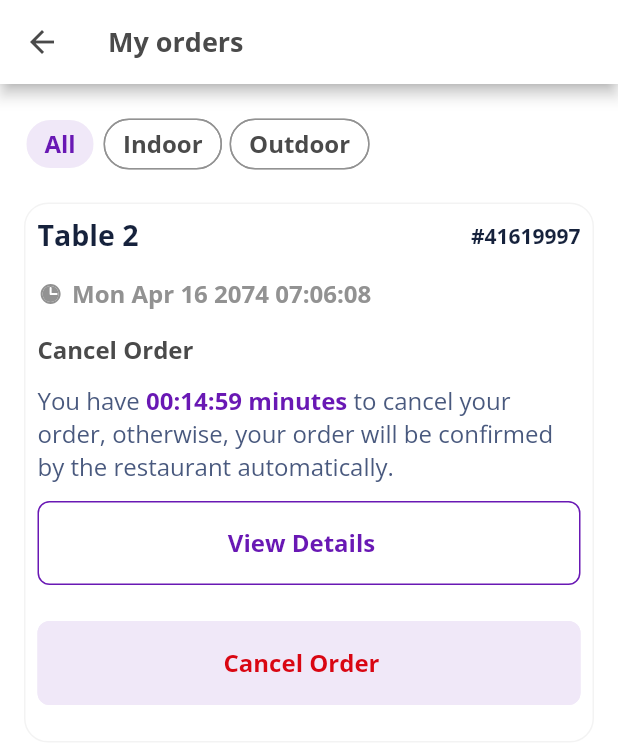
After one commit to slemankfa/elite_restaurent, a Flutter app: the MyOrdersPage screen opened by its route, on a phone screen of 412 x 824 dp. The commit adds this screen. Shown: the top 744 px of the screen. Run offline on Flutter 3.47's test engine with Material 2 defaults, Android fonts, the phone set to English and light mode, and no system bars; our stand-ins replace bot_toast, cached_network_image, carousel_slider, dropdown_button2, flutter_rating_bar, flutter_screenutil and 6 more; missing offline and left inert: time_picker_spinner_pop_up; accounts and stored records are empty; network calls fail; project files that could hold a hidden picture were left out.

Commit message:
finished orders, point and resvation ui pages

```diff
--- a/lib/core/styles.dart
+++ b/lib/core/styles.dart
@@ -20,6 +20,9 @@ class Styles {
   static const chipBackGroundColor = Color(0xffE9EBEF);
   static const timeBackGroundColor = Color(0xff767680);
   static const formFieldBorderColor = Color(0xffE5E5E5);
+  static const cancelREdColor = Color(0xffD90612);
+  static const starGradientColor = Color(0xffFFAA4A);
+  static const deleteBackGroundColor = Color(0xffFBE6E7);
 
   static TextStyle mainTextStyle =
       GoogleFonts.openSans(color: Colors.black, fontSize: 14);
--- /dev/null
+++ b/lib/screens/profile_pages/my_orders_page.dart
@@ -0,0 +1,224 @@
+import 'package:flutter/material.dart';
+import 'package:flutter/src/widgets/container.dart';
+import 'package:flutter/src/widgets/framework.dart';
+import 'package:flutter_svg/svg.dart';
+
+import '../../core/styles.dart';
+import '../../core/widgets/custom_outline_button.dart';
+
+class MyOrdersPage extends StatefulWidget {
+  const MyOrdersPage({super.key});
+
+  @override
+  State<MyOrdersPage> createState() => _MyOrdersPageState();
+  static const routeName = "/my-orders-page";
+}
+
+class _MyOrdersPageState extends State<MyOrdersPage> {
+  int? _selectedOrderType = 0;
+  List<String> ordersType = ["All", "Indoor", "Outdoor"];
+  @override
+  Widget build(BuildContext context) {
+    return Scaffold(
+      backgroundColor: Colors.white,
+      appBar: AppBar(
+        backgroundColor: Colors.white,
+        iconTheme: IconThemeData(color: Styles.grayColor),
+        title: Text(
+          "My orders",
+          style: Styles.appBarTextStyle,
+        ),
+      ),
+      body: Container(
+        margin: EdgeInsets.all(16),
+        child: Column(
+          crossAxisAlignment: CrossAxisAlignment.start,
+          children: [
+            Wrap(
+              spacing: 5.0,
+              children: List<Widget>.generate(
+                3,
+                (int index) {
+                  return Container(
+                    // width: 81,
+                    child: ChoiceChip(
+                      backgroundColor: Colors.white,
+                      selectedColor: Styles.listTileBorderColr,
+                      // selectedColor: ,
+                      side: _selectedOrderType == index
+                          ? null
+                          : BorderSide(width: 1, color: Styles.midGrayColor),
+                      shape: RoundedRectangleBorder(
+                        borderRadius: BorderRadius.circular(50.0),
+                      ),
+                      // padding: EdgeInsets.all(8),
+                      label: Container(
+                        // width: 50,
+                        child: Text(
+                          '${ordersType[index]}',
+                          style: Styles.mainTextStyle.copyWith(
+                              color: _selectedOrderType == index
+                                  ? Styles.mainColor
+                                  : Styles.grayColor,
+                              fontSize: 16,
+                              fontWeight: FontWeight.bold),
+                          textAlign: TextAlign.center,
+                        ),
+                      ),
+                      selected: _selectedOrderType == index,
+                      onSelected: (bool selected) {
+                        setState(() {
+                          _selectedOrderType = selected ? index : null;
+                        });
+                      },
+                    ),
+                  );
+                },
+              ).toList(),
+            ),
+            const SizedBox(
+              height: 15,
+            ),
+            Expanded(
+                child: ListView(
+              children: [
+                Container(
+                  padding: EdgeInsets.all(8),
+                  decoration: BoxDecoration(
+                    borderRadius: BorderRadius.circular(16),
+                    border: Border.all(
+                      color: Styles.RatingRivewBoxBorderColor,
+                    ),
+                  ),
+                  child: Column(
+                    crossAxisAlignment: CrossAxisAlignment.start,
+                    children: [
+                      Container(
+                        // margin: EdgeInsets.all(16),
+                        child: Row(
+                          children: [
+                            Expanded(
+                              child: Text(
+                                "Table 2",
+                                style: Styles.mainTextStyle.copyWith(
+                                    fontSize: 19,
+                                    fontWeight: FontWeight.bold,
+                                    color: Styles.resturentNameColor),
+                              ),
+                            ),
+                            Text(
+                              "#41619997",
+                              style: Styles.mainTextStyle.copyWith(
+                                  fontSize: 14,
+                                  fontWeight: FontWeight.bold,
+                                  color: Styles.resturentNameColor),
+                            )
+                          ],
+                        ),
+                      ),
+                      SizedBox(
+                        height: 15,
+                      ),
+                      Row(
+                        children: [
+                          SvgPicture.asset("assets/icons/clock.svg"),
+                          const SizedBox(
+                            width: 6,
+                          ),
+                          Expanded(
+                              child: Text(
+                            "Mon Apr 16 2074 07:06:08",
+                            style: Styles.mainTextStyle.copyWith(
+                              color: Styles.midGrayColor,
+                              fontSize: 16,
+                              fontWeight: FontWeight.bold,
+                            ),
+                          ))
+                        ],
+                      ),
+                      const SizedBox(
+                        height: 15,
+                      ),
+                      Text(
+                        "Cancel Order",
+                        style: Styles.mainTextStyle.copyWith(
+                            fontSize: 16,
+                            fontWeight: FontWeight.bold,
+                            color: Styles.grayColor),
+                      ),
+                      const SizedBox(
+                        height: 12,
+                      ),
+                      Text.rich(
+                        TextSpan(
+                          children: [
+                            TextSpan(
+                                text: 'You have ',
+                                style: Styles.mainTextStyle.copyWith(
+                                  fontSize: 16,
+                                  color: Styles.userNameColor,
+                                )),
+                            TextSpan(
+                              text: '00:14:59 minutes',
+                              style: Styles.mainTextStyle.copyWith(
+                                  fontSize: 16,
+                                  color: Styles.mainColor,
+                                  fontWeight: FontWeight.bold),
+                            ),
+                            TextSpan(
+                              text:
+                                  ' to cancel your order, otherwise, your order will be confirmed by the restaurant automatically.',
+                              style: Styles.mainTextStyle.copyWith(
+                                fontSize: 16,
+                                color: Styles.userNameColor,
+                              ),
+                            ),
+                          ],
+                        ),
+                      ),
+                      const SizedBox(
+                        height: 12,
+                      ),
+                      CustomOutlinedButton(
+                          label: "View Details",
+                          isIconVisible: true,
+                          onPressedButton: () {},
+                          icon: Container(),
+                          rectangleBorder: RoundedRectangleBorder(
+                              borderRadius: BorderRadius.circular(8)),
+                          borderSide: BorderSide(color: Styles.mainColor),
+                          textStyle: Styles.mainTextStyle.copyWith(
+                              color: Styles.mainColor,
+                              fontSize: 16,
+                              fontWeight: FontWeight.bold)),
+                      const SizedBox(
+                        height: 24,
+                      ),
+                      CustomOutlinedButton(
+                          label: "Cancel Order",
+                          isIconVisible: true,
+                          onPressedButton: () {},
+                          icon: Container(),
+                          backGroundColor: Styles.listTileBorderColr,
+                          rectangleBorder: RoundedRectangleBorder(
+                              borderRadius: BorderRadius.circular(8)),
+                          borderSide:
+                              BorderSide(color: Styles.listTileBorderColr),
+                          textStyle: Styles.mainTextStyle.copyWith(
+                              color: Styles.cancelREdColor,
+                              fontSize: 16,
+                              fontWeight: FontWeight.bold)),
+                      const SizedBox(
+                        height: 16,
+                      ),
+                    ],
+                  ),
+                )
+              ],
+            ))
+          ],
+        ),
+      ),
+    );
+  }
+}
```
Also changed, not shown: lib/main.dart (+7 -0 lines), lib/screens/profile_pages/my_resvation_list_page.dart (added, +173 -0 lines), lib/screens/profile_pages/points_page.dart (added, +146 -0 lines), lib/screens/profile_pages/profile_page.dart (+9 -0 lines).
